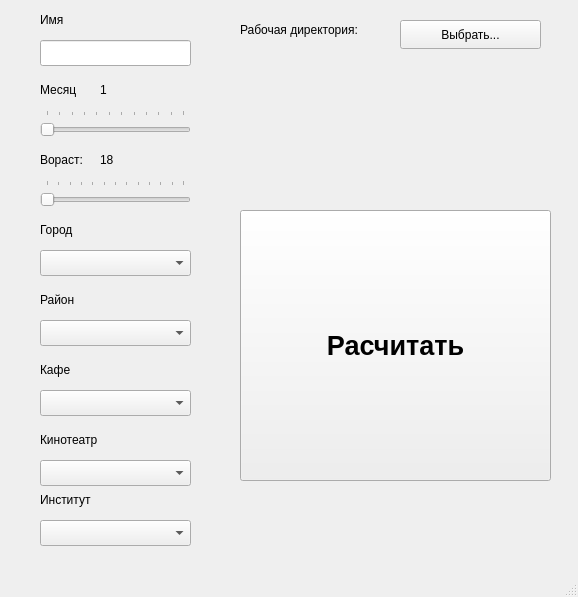
First picture: the form in mainwindow.ui, repository vozerVZ/studentCounterQT, before the edit.
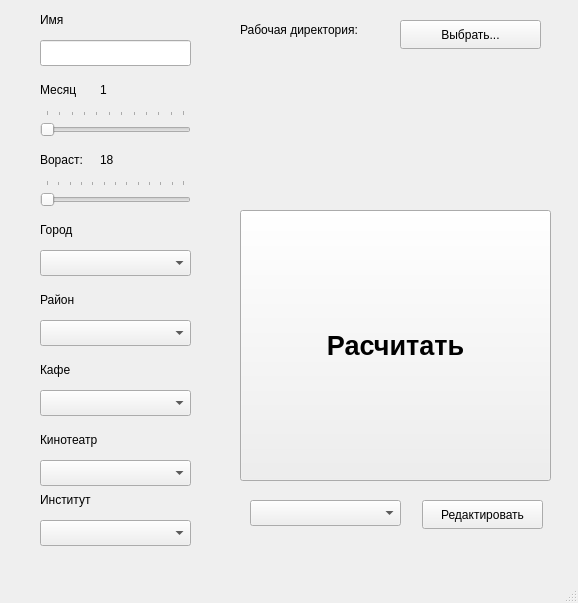
Second picture: the form after the edit.

Patch:
```diff
--- a/mainwindow.ui
+++ b/mainwindow.ui
@@ -7,12 +7,15 @@
     <x>0</x>
     <y>0</y>
     <width>578</width>
-    <height>597</height>
+    <height>603</height>
    </rect>
   </property>
   <property name="windowTitle">
    <string>MainWindow</string>
   </property>
+  <property name="styleSheet">
+   <string notr="true"/>
+  </property>
   <widget class="QWidget" name="centralwidget">
    <widget class="QLineEdit" name="lineName">
     <property name="geometry">
@@ -324,6 +327,29 @@
      </rect>
     </property>
    </widget>
+   <widget class="QPushButton" name="buttonEdit">
+    <property name="geometry">
+     <rect>
+      <x>422</x>
+      <y>500</y>
+      <width>121</width>
+      <height>29</height>
+     </rect>
+    </property>
+    <property name="text">
+     <string>Редактировать</string>
+    </property>
+   </widget>
+   <widget class="QComboBox" name="comboBoxFile">
+    <property name="geometry">
+     <rect>
+      <x>250</x>
+      <y>500</y>
+      <width>151</width>
+      <height>26</height>
+     </rect>
+    </property>
+   </widget>
   </widget>
   <widget class="QMenuBar" name="menubar">
    <property name="geometry">
```
Left out of the diff: 3 changed lines with no effect on the pictures.
